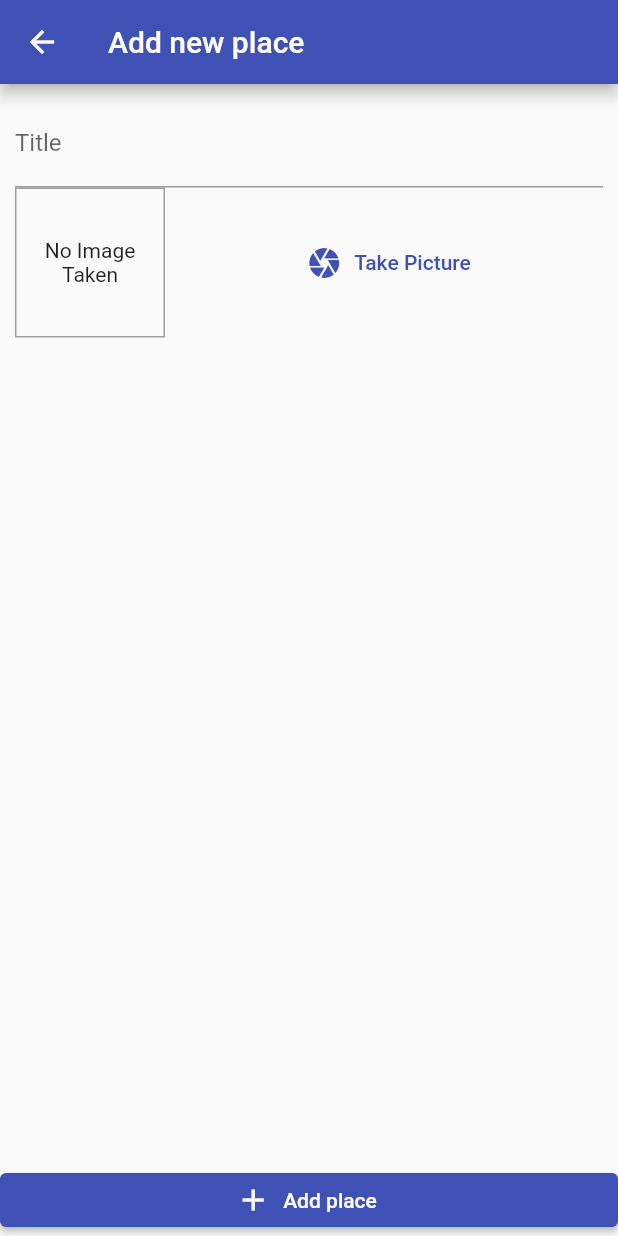
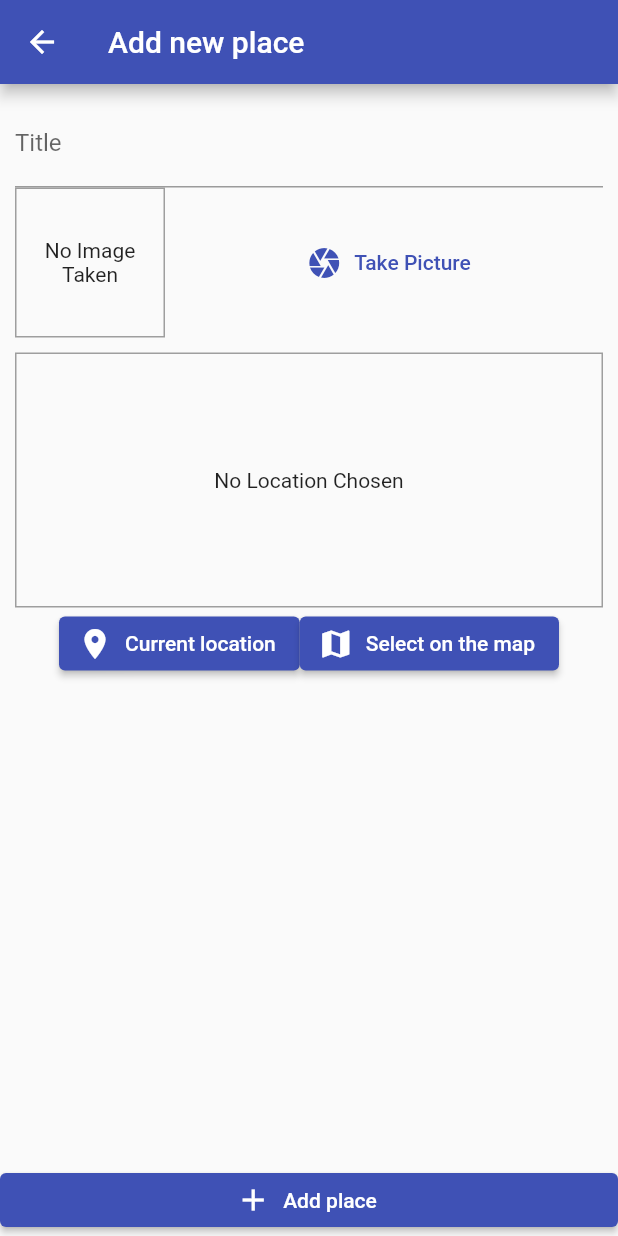
Before and after one commit to MorDvash/great_places, a Flutter app: the AddPlaceScreen screen opened by its route, on a phone screen of 412 x 824 dp. Run offline on Flutter 3.47's test engine with Material 2 defaults, Android fonts, the phone set to English and light mode, and no system bars; our stand-ins replace image_picker, sqflite; accounts and stored records are empty.

Commit message:
Location setup

```diff
--- a/lib/screen/addPlaceScreen.dart
+++ b/lib/screen/addPlaceScreen.dart
@@ -3,6 +3,7 @@ import 'dart:io';
 import 'package:flutter/material.dart';
 import 'package:great_places/provider/greatPlacesProvider.dart';
 import 'package:great_places/widgets/image_input.dart';
+import 'package:great_places/widgets/location_input.dart';
 import 'package:provider/provider.dart';
 
 class AddPlaceScreen extends StatefulWidget {
@@ -48,6 +49,10 @@ class _AddPlaceScreenState extends State<AddPlaceScreen> {
                   decoration: InputDecoration(labelText: 'Title'),
                 ),
                 ImageInput(_selectImage),
+                SizedBox(
+                  height: 10,
+                ),
+                LocationInput(),
               ],
             ),
           )),
--- /dev/null
+++ b/lib/widgets/location_input.dart
@@ -0,0 +1,51 @@
+import 'package:flutter/material.dart';
+
+class LocationInput extends StatefulWidget {
+  const LocationInput({Key? key}) : super(key: key);
+
+  @override
+  _LocationInputState createState() => _LocationInputState();
+}
+
+class _LocationInputState extends State<LocationInput> {
+  String? _previewImage;
+  @override
+  Widget build(BuildContext context) {
+    return Column(
+      children: [
+        Container(
+          height: 170,
+          width: double.infinity,
+          alignment: Alignment.center,
+          decoration:
+              BoxDecoration(border: Border.all(width: 1, color: Colors.grey)),
+          child: _previewImage == null
+              ? Text(
+                  'No Location Chosen',
+                  textAlign: TextAlign.center,
+                )
+              : Image.network(
+                  _previewImage!,
+                  fit: BoxFit.cover,
+                  width: double.infinity,
+                ),
+        ),
+        Row(
+          mainAxisAlignment: MainAxisAlignment.center,
+          children: [
+            ElevatedButton.icon(
+              icon: Icon(Icons.location_on),
+              onPressed: () {},
+              label: const Text('Current location'),
+            ),
+            ElevatedButton.icon(
+              icon: Icon(Icons.map),
+              onPressed: () {},
+              label: const Text('Select on the map'),
+            ),
+          ],
+        )
+      ],
+    );
+  }
+}
--- a/pubspec.yaml
+++ b/pubspec.yaml
@@ -33,6 +33,7 @@ dependencies:
   path_provider: ^2.0.2
   path: ^1.8.0
   sqflite: ^2.0.0+3
+  location: ^4.3.0
 
 dev_dependencies:
   flutter_test:
```
Also changed, not shown: pubspec.lock, 2 other files.
